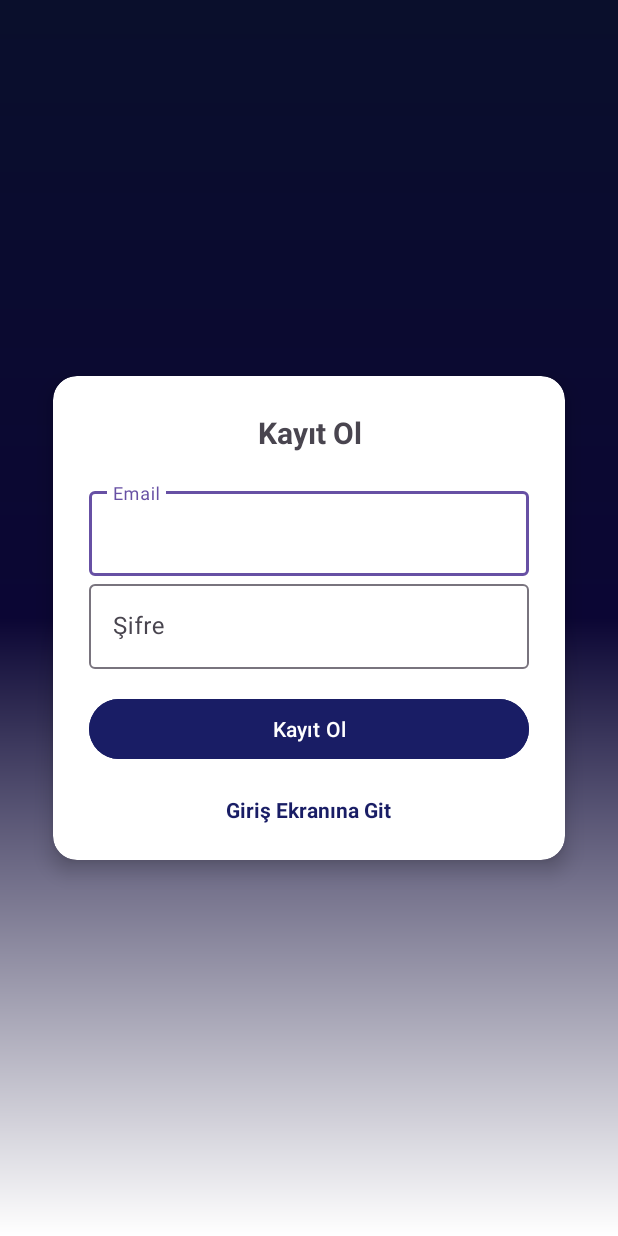
After one commit to emirhanerell/MovieApp, an Android app: the RegisterActivity screen opened directly, with no data from a screen before it, on a phone screen of 412 x 824 dp. The commit adds this screen. Run offline under Robolectric (Android 15) with nearby library versions, the phone set to English and light mode, and no system bars; our stand-ins replace Firebase (no records; nobody signed in at launch, a user with empty details on screens opened directly); 1 statement that could not run was skipped.

Commit message:
Giriş ve Kayıt Ekranları Geliştirildi

```diff
--- a/app/build.gradle.kts
+++ b/app/build.gradle.kts
@@ -1,5 +1,6 @@
 plugins {
     alias(libs.plugins.android.application)
+    alias(libs.plugins.google.gms.google.services)
 }
 
 android {
@@ -29,9 +30,6 @@ android {
         sourceCompatibility = JavaVersion.VERSION_11
         targetCompatibility = JavaVersion.VERSION_11
     }
-    buildFeatures {
-        viewBinding = true
-    }
 
 }
 
@@ -41,6 +39,7 @@ dependencies {
     implementation(libs.material)
     implementation(libs.activity)
     implementation(libs.constraintlayout)
+    implementation(libs.firebase.auth)
     testImplementation(libs.junit)
     androidTestImplementation(libs.ext.junit)
     androidTestImplementation(libs.espresso.core)
--- /dev/null
+++ b/app/src/main/java/com/example/movieapp/Activities/RegisterActivity.java
@@ -0,0 +1,112 @@
+package com.example.movieapp.Activities;
+
+import android.content.Intent;
+import android.os.Bundle;
+import android.text.TextUtils;
+import android.view.View;
+import android.widget.Button;
+import android.widget.ProgressBar;
+import android.widget.TextView;
+import android.widget.Toast;
+
+import androidx.activity.EdgeToEdge;
+import androidx.annotation.NonNull;
+import androidx.appcompat.app.AppCompatActivity;
+import androidx.core.graphics.Insets;
+import androidx.core.view.ViewCompat;
+import androidx.core.view.WindowInsetsCompat;
+
+import com.example.movieapp.R;
+import com.google.android.gms.tasks.OnCompleteListener;
+import com.google.android.gms.tasks.Task;
+import com.google.android.material.textfield.TextInputEditText;
+import com.google.firebase.auth.AuthResult;
+import com.google.firebase.auth.FirebaseAuth;
+import com.google.firebase.auth.FirebaseUser;
+
+public class RegisterActivity extends AppCompatActivity {
+
+    TextInputEditText editTextEmail, editTextPassword;
+    Button buttonRef;
+    FirebaseAuth mAuth;
+    ProgressBar progressBar;
+    TextView textView;
+
+    public void onStart() {
+        super.onStart();
+        // Check if user is signed in (non-null) and update UI accordingly.
+        FirebaseUser currentUser = mAuth.getCurrentUser();
+        if(currentUser != null){
+            Intent intent = new Intent(RegisterActivity.this, MainActivity.class);
+            startActivity(intent);
+            finish();
+        }
+    }
+
+    @Override
+    protected void onCreate(Bundle savedInstanceState) {
+        super.onCreate(savedInstanceState);
+        setContentView(R.layout.activity_register);
+
+
+        mAuth = FirebaseAuth.getInstance();
+        editTextEmail = findViewById(R.id.email);
+        editTextPassword = findViewById(R.id.password);
+        buttonRef = findViewById(R.id.btn_register);
+        progressBar = findViewById(R.id.progressBar);
+        textView = findViewById(R.id.loginNow);
+
+        textView.setOnClickListener(new View.OnClickListener() {
+            @Override
+            public void onClick(View v) {
+                Intent intent = new Intent(RegisterActivity.this, LoginActivity.class);
+                startActivity(intent);
+                finish();
+            }
+        });
+
+        buttonRef.setOnClickListener(new View.OnClickListener() {
+            @Override
+            public void onClick(View v) {
+                progressBar.setVisibility(View.VISIBLE);
+                String email, password;
+                email = String.valueOf(editTextEmail.getText());
+                password = String.valueOf(editTextPassword.getText());
+
+                if (TextUtils.isEmpty(email)) {
+                    Toast.makeText(RegisterActivity.this, "Mail Giriniz", Toast.LENGTH_SHORT).show();
+                    return;
+                }
+                if (TextUtils.isEmpty(password)){
+                    Toast.makeText(RegisterActivity.this, "Şifre Giriniz", Toast.LENGTH_SHORT).show();
+                    return;
+                }
+                if (password.length() < 6){
+                    Toast.makeText(RegisterActivity.this, "Şifre 6 karakterden küçük olamaz", Toast.LENGTH_SHORT).show();
+                    return;
+                }
+
+                mAuth.createUserWithEmailAndPassword(email, password)
+                        .addOnCompleteListener(new OnCompleteListener<AuthResult>() {
+                            @Override
+                            public void onComplete(@NonNull Task<AuthResult> task) {
+                                progressBar.setVisibility(View.GONE);
+                                if (task.isSuccessful()) {
+                                    FirebaseUser user = mAuth.getCurrentUser();
+                                    Toast.makeText(RegisterActivity.this, "Başarılı bir şekilde kayıt oldunuz",
+                                            Toast.LENGTH_SHORT).show();
+                                    Intent intent = new Intent(RegisterActivity.this, LoginActivity.class);
+                                    startActivity(intent);
+                                    finish();
+                                } else {
+                                    Toast.makeText(RegisterActivity.this, "Kayıt başarısız oldu",
+                                            Toast.LENGTH_SHORT).show();
+                                }
+                            }
+                        });
+
+
+            }
+        });
+    }
+}
--- /dev/null
+++ b/app/src/main/res/drawable/gradient_background.xml
@@ -0,0 +1,14 @@
+<?xml version="1.0" encoding="utf-8"?>
+<layer-list xmlns:android="http://schemas.android.com/apk/res/android">
+    <item>
+        <shape android:shape="rectangle">
+            <gradient
+                android:angle="270"
+                android:type="linear"
+                android:startColor="#0A0F2C"
+                android:centerColor="#0B0634"
+                android:endColor="#FFFFFF"
+                android:gradientRadius="100"/>
+        </shape>
+    </item>
+</layer-list>
--- /dev/null
+++ b/app/src/main/res/layout/activity_register.xml
@@ -0,0 +1,89 @@
+<?xml version="1.0" encoding="utf-8"?>
+<LinearLayout xmlns:android="http://schemas.android.com/apk/res/android"
+    xmlns:app="http://schemas.android.com/apk/res-auto"
+    xmlns:tools="http://schemas.android.com/tools"
+    android:id="@+id/main"
+    android:orientation="vertical"
+    android:gravity="center"
+    android:layout_width="match_parent"
+    android:layout_height="match_parent"
+    android:padding="15dp"
+    android:background="@drawable/gradient_background"
+    tools:context=".Activities.RegisterActivity">
+
+    <!-- Beyaz Kart -->
+    <androidx.cardview.widget.CardView
+        android:layout_width="match_parent"
+        android:layout_height="wrap_content"
+        android:layout_margin="20dp"
+        app:cardCornerRadius="16dp"
+        app:cardElevation="8dp"
+        android:background="@android:color/white">
+
+        <LinearLayout
+            android:layout_width="match_parent"
+            android:layout_height="wrap_content"
+            android:padding="24dp"
+            android:orientation="vertical"
+            android:gravity="center">
+
+            <TextView
+                android:text="@string/register"
+                android:textSize="20sp"
+                android:textStyle="bold"
+                android:gravity="center"
+                android:layout_marginBottom="20dp"
+                android:layout_width="match_parent"
+                android:layout_height="wrap_content"/>
+
+            <com.google.android.material.textfield.TextInputLayout
+                android:layout_width="match_parent"
+                android:layout_height="wrap_content">
+                <com.google.android.material.textfield.TextInputEditText
+                    android:id="@+id/email"
+                    android:hint="@string/email"
+                    android:layout_width="match_parent"
+                    android:layout_height="wrap_content"/>
+            </com.google.android.material.textfield.TextInputLayout>
+
+            <com.google.android.material.textfield.TextInputLayout
+                android:layout_width="match_parent"
+                android:layout_height="wrap_content">
+                <com.google.android.material.textfield.TextInputEditText
+                    android:id="@+id/password"
+                    android:hint="@string/password"
+                    android:layout_width="match_parent"
+                    android:layout_height="wrap_content"/>
+            </com.google.android.material.textfield.TextInputLayout>
+
+            <ProgressBar
+                android:id="@+id/progressBar"
+                android:visibility="gone"
+                android:layout_width="wrap_content"
+                android:layout_height="wrap_content"
+                android:layout_marginTop="10dp"/>
+
+            <Button
+                android:id="@+id/btn_register"
+                android:text="@string/register"
+                android:layout_width="match_parent"
+                android:layout_height="wrap_content"
+                android:backgroundTint="#191D65"
+                android:textColor="@android:color/white"
+                android:layout_marginTop="16dp"/>
+
+            <TextView
+                android:id="@+id/loginNow"
+                android:text="Giriş Ekranına Git"
+                android:textStyle="bold"
+                android:gravity="center"
+                android:textColor="#191D65"
+                android:layout_marginTop="20dp"
+                android:layout_width="wrap_content"
+                android:layout_height="wrap_content"/>
+
+        </LinearLayout>
+
+    </androidx.cardview.widget.CardView>
+
+</LinearLayout>
--- a/app/src/main/res/values/strings.xml
+++ b/app/src/main/res/values/strings.xml
@@ -1,3 +1,7 @@
 <resources>
     <string name="app_name">MovieApp</string>
+    <string name="login">Giriş Yap</string>
+    <string name="email">Email</string>
+    <string name="password">Şifre</string>
+    <string name="register">Kayıt Ol</string>
 </resources>
--- a/build.gradle.kts
+++ b/build.gradle.kts
@@ -1,4 +1,5 @@
 // Top-level build file where you can add configuration options common to all sub-projects/modules.
 plugins {
     alias(libs.plugins.android.application) apply false
+    alias(libs.plugins.google.gms.google.services) apply false
 }
--- a/gradle/libs.versions.toml
+++ b/gradle/libs.versions.toml
@@ -7,6 +7,8 @@ appcompat = "1.7.0"
 material = "1.12.0"
 activity = "1.10.1"
 constraintlayout = "2.2.1"
+googleGmsGoogleServices = "4.4.2"
+firebaseAuth = "23.2.0"
 
 [libraries]
 junit = { group = "junit", name = "junit", version.ref = "junit" }
@@ -16,6 +18,8 @@ appcompat = { group = "androidx.appcompat", name = "appcompat", version.ref = "a
 material = { group = "com.google.android.material", name = "material", version.ref = "material" }
 activity = { group = "androidx.activity", name = "activity", version.ref = "activity" }
 constraintlayout = { group = "androidx.constraintlayout", name = "constraintlayout", version.ref = "constraintlayout" }
+firebase-auth = { group = "com.google.firebase", name = "firebase-auth", version.ref = "firebaseAuth" }
 
 [plugins]
 android-application = { id = "com.android.application", version.ref = "agp" }
+google-gms-google-services = { id = "com.google.gms.google-services", version.ref = "googleGmsGoogleServices" }
```
Also changed, not shown: app/src/main/AndroidManifest.xml (+11 -3 lines), app/src/main/java/com/example/movieapp/Activities/LoginActivity.java (added, +105 -0 lines), app/src/main/java/com/example/movieapp/IntroActivity.java (+8 -7 lines), app/src/main/res/layout/activity_login.xml (added, +89 -0 lines).
